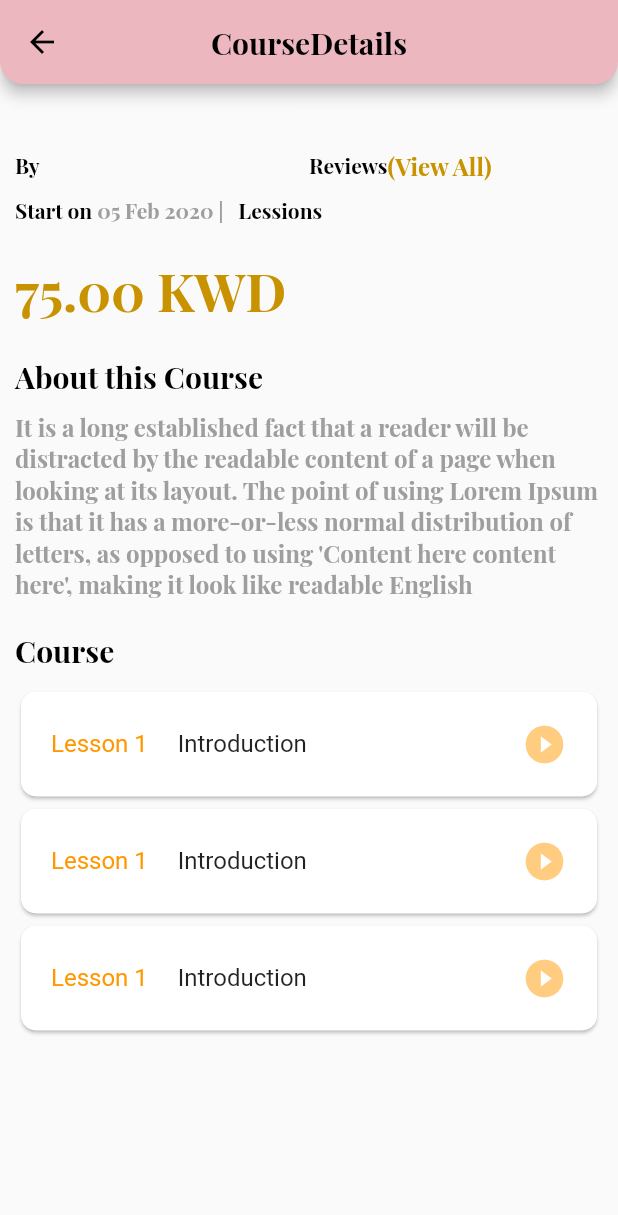
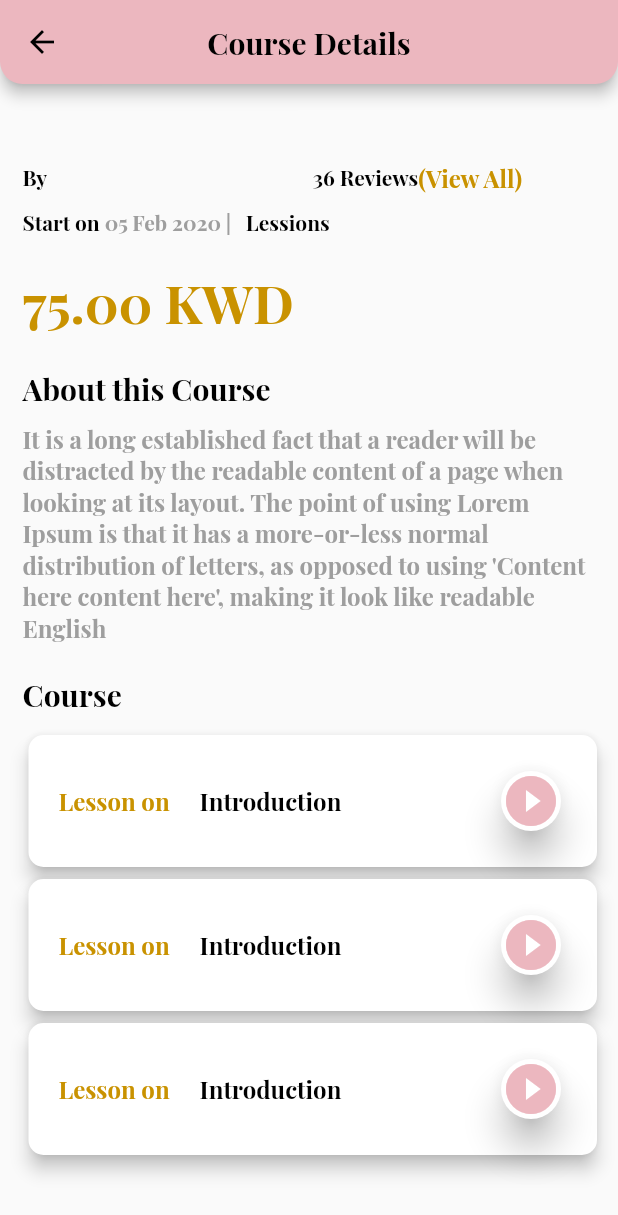
Before and after one commit to mohammedalsharif/courses_shops, a Flutter app: the CourseDetailsScreen screen opened directly with empty values, on a phone screen of 412 x 824 dp. Shown: the top 1215 px of the screen. Run offline on Flutter 3.47's test engine with Material 2 defaults, Android fonts, the phone set to English and light mode, and no system bars; our stand-ins replace carousel_slider, cloud_firestore, easy_splash_screen, firebase_auth, firebase_core, flutter_secure_storage and 1 more; accounts and stored records are empty.

Commit message:
initial commit

```diff
--- a/lib/model/Courses.dart
+++ b/lib/model/Courses.dart
@@ -3,10 +3,10 @@ class Courses {
   String? teacher;
   String? lessons;
   String? id;
+  String? imageURL;
 
-  Courses({this.name, this.id, this.teacher, this.lessons});
 
-  // Map<String, dynamic> toJson() {
+  Courses(this.name, this.teacher, this.lessons, this.id, this.imageURL); // Map<String, dynamic> toJson() {
   //   final Map<String, dynamic> data = new Map<String, dynamic>();
   //   data['id'] = this.id;
   //   data['name'] = this.name;
@@ -20,5 +20,6 @@ class Courses {
     name = json['name'];
     teacher = json['teacher'];
     lessons=json['lessons'];
+    imageURL=json['imageURL'];
   }
 }
--- a/lib/screens/course_details_screen.dart
+++ b/lib/screens/course_details_screen.dart
@@ -11,7 +11,6 @@ class CourseDetailsScreen extends StatelessWidget {
 
   @override
   Widget build(BuildContext context) {
-
     TextStyle textStyle = TextStyle(
       color: colorText,
       fontSize: 16,
@@ -26,14 +25,15 @@ class CourseDetailsScreen extends StatelessWidget {
     return Scaffold(
       appBar: AppBar(
         title: Text(
-          'CourseDetails',
+          'Course Details',
           style: blackTextStyle,
         ),
       ),
-      body: Padding(
+      body: SingleChildScrollView(
+        child: Padding(
           padding: const EdgeInsetsDirectional.only(
             top: 15.0,
-          start: 10.0,
+            start: 15.0,
             end: 10.0,
           ),
           child: SingleChildScrollView(
@@ -43,7 +43,7 @@ class CourseDetailsScreen extends StatelessWidget {
               children: [
                 Text(
                   courses.name!,
-                style: blackTextStyle,
+                  style: blackTextStyle.copyWith(fontSize: 20),
                 ),
                 const SizedBox(
                   height: 10.0,
@@ -54,10 +54,9 @@ class CourseDetailsScreen extends StatelessWidget {
                       child: Row(
                         children: [
                           Text('By ', style: blackTextStyle),
-                        Text(
-                          courses.teacher!,
-                          style: blackTextStyle.copyWith(color: Colors.grey)
-                        ),
+                          Text(courses.teacher!,
+                              style:
+                                  blackTextStyle.copyWith(color: Colors.grey)),
                         ],
                       ),
                     ),
@@ -65,7 +64,7 @@ class CourseDetailsScreen extends StatelessWidget {
                       child: Row(
                         children: [
                           Text(
-                          'Reviews',
+                            '36 Reviews',
                             style: blackTextStyle,
                           ),
                           Text(
@@ -142,10 +141,12 @@ class CourseDetailsScreen extends StatelessWidget {
             ),
           ),
         ),
+      ),
     );
   }
 
   Widget courseDetailsItem(BuildContext context) => Card(
+        elevation: 5,
         shape: RoundedRectangleBorder(
           borderRadius: BorderRadius.circular(10),
         ),
@@ -154,24 +155,35 @@ class CourseDetailsScreen extends StatelessWidget {
           child: Row(
             children: [
               Text(
-                'Lesson 1',
-                style: Theme.of(context)
-                    .textTheme
-                    .subtitle1!
-                    .copyWith(color: Colors.orange),
+                'Lesson on',
+                style: TextStyle(
+                  color: colorText,
+                  fontSize: 16,
+                  fontWeight: FontWeight.bold,
+                  fontFamily: 'PlayfairDisplay',
+                ),
               ),
               const SizedBox(
                 width: 20.0,
               ),
               Text(
                 'Introduction',
-                style: Theme.of(context).textTheme.subtitle1,
+                style: TextStyle(
+                    color: Colors.black,
+                    fontSize: 16,
+                    fontWeight: FontWeight.bold,
+                    fontFamily: 'PlayfairDisplay'),
               ),
               const Spacer(),
-              Icon(
+              Card(
+                elevation: 10,
+                shape: RoundedRectangleBorder(
+                    borderRadius: BorderRadius.circular(50)),
+                child: Icon(
                   Icons.play_circle_filled_outlined,
-                color: Colors.orange[200],
-                size: 30.0,
+                  color: colorPrimary,
+                  size: 40.0,
+                ),
               ),
             ],
           ),
```
Also changed, not shown: lib/screens/courses_screen.dart (+71 -63 lines), lib/screens/products_details_screen.dart (+69 -39 lines), lib/screens/products_screen.dart (+76 -25 lines), 4 other files. Lines whose indentation alone changed are shown as unchanged.
